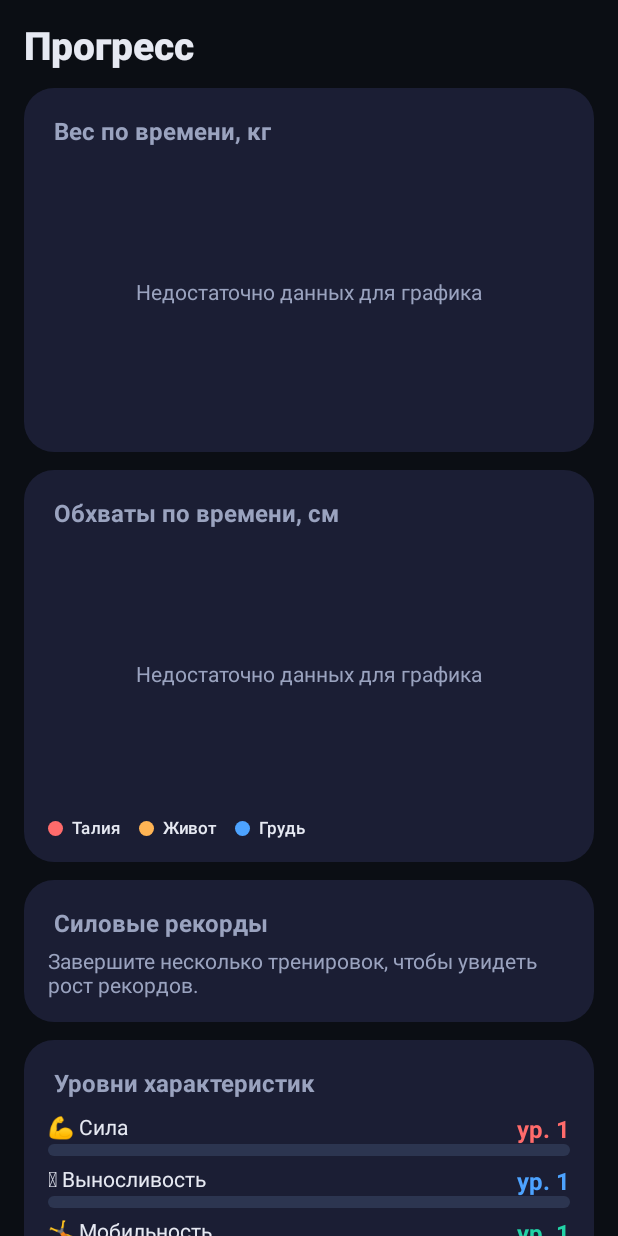
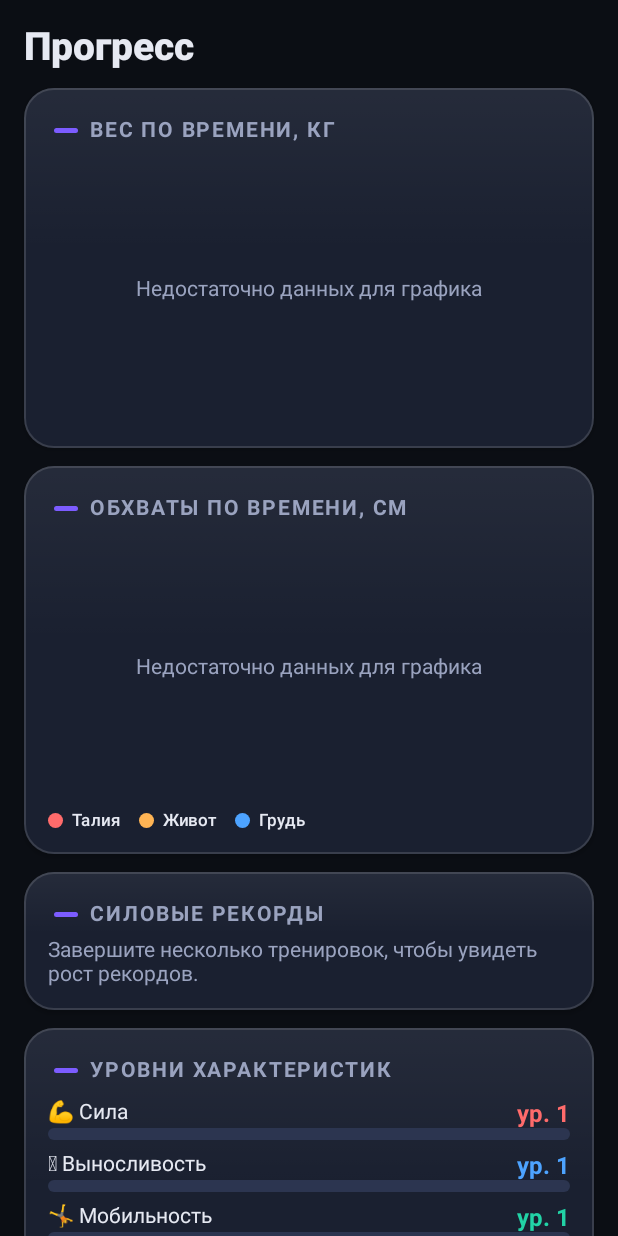
Before and after one commit to kiltler/kiltler, an Android app built with Jetpack Compose: the composable ProgressScreen shown on its own in the app's theme, on a phone screen of 412 x 824 dp. Run offline under Robolectric (Android 15) with nearby library versions, the phone set to English and light mode, and no system bars.

Commit message:
UI polish: приподнятые карточки с бликом, eyebrow-заголовки, градиентные XP-полосы и пилюли (Color.kt, Components.kt)

```diff
--- a/app/src/main/java/com/bodyquest/app/ui/components/Components.kt
+++ b/app/src/main/java/com/bodyquest/app/ui/components/Components.kt
@@ -2,13 +2,18 @@ package com.bodyquest.app.ui.components
 
 import androidx.compose.animation.core.animateFloatAsState
 import androidx.compose.animation.core.tween
+import androidx.compose.foundation.BorderStroke
 import androidx.compose.foundation.background
+import androidx.compose.foundation.layout.Arrangement
 import androidx.compose.foundation.layout.Box
 import androidx.compose.foundation.layout.Column
 import androidx.compose.foundation.layout.Row
+import androidx.compose.foundation.layout.Spacer
 import androidx.compose.foundation.layout.fillMaxWidth
 import androidx.compose.foundation.layout.height
 import androidx.compose.foundation.layout.padding
+import androidx.compose.foundation.layout.size
+import androidx.compose.foundation.layout.width
 import androidx.compose.foundation.shape.RoundedCornerShape
 import androidx.compose.material3.MaterialTheme
 import androidx.compose.material3.Surface
@@ -20,13 +25,17 @@ import androidx.compose.ui.Modifier
 import androidx.compose.ui.draw.clip
 import androidx.compose.ui.graphics.Brush
 import androidx.compose.ui.graphics.Color
+import androidx.compose.ui.graphics.lerp
 import androidx.compose.ui.text.font.FontWeight
 import androidx.compose.ui.unit.Dp
 import androidx.compose.ui.unit.dp
+import androidx.compose.ui.unit.sp
+import com.bodyquest.app.ui.theme.BqHairline
 import com.bodyquest.app.ui.theme.BqOutline
 import com.bodyquest.app.ui.theme.BqPrimary
-import com.bodyquest.app.ui.theme.BqSurface
+import com.bodyquest.app.ui.theme.BqSurfaceElevated
 
+/** Карточка-поверхность: приподнятый фон, тонкая обводка и мягкий верхний блик. */
 @Composable
 fun BqCard(
     modifier: Modifier = Modifier,
@@ -34,27 +43,50 @@ fun BqCard(
 ) {
     Surface(
         modifier = modifier,
-        color = BqSurface,
+        color = BqSurfaceElevated,
         contentColor = MaterialTheme.colorScheme.onSurface,
         shape = RoundedCornerShape(20.dp),
-        tonalElevation = 2.dp,
+        border = BorderStroke(1.dp, BqHairline),
+        tonalElevation = 3.dp,
+        shadowElevation = 2.dp,
+    ) {
+        Box(
+            Modifier.background(
+                Brush.verticalGradient(
+                    0f to Color.White.copy(alpha = 0.05f),
+                    0.45f to Color.Transparent,
+                )
+            )
         ) {
             Column(Modifier.padding(16.dp)) { content() }
         }
     }
+}
 
+/** Заголовок секции в стиле «eyebrow»: акцентный штрих + капс. */
 @Composable
-fun SectionTitle(text: String, modifier: Modifier = Modifier) {
+fun SectionTitle(text: String, modifier: Modifier = Modifier, accent: Color = BqPrimary) {
+    Row(
+        modifier = modifier.padding(start = 4.dp, top = 4.dp, bottom = 8.dp),
+        verticalAlignment = Alignment.CenterVertically,
+    ) {
+        Box(
+            Modifier
+                .size(width = 16.dp, height = 3.dp)
+                .clip(RoundedCornerShape(2.dp))
+                .background(accent),
+        )
+        Spacer(Modifier.width(8.dp))
         Text(
-        text = text,
-        style = MaterialTheme.typography.titleMedium,
+            text = text.uppercase(),
+            style = MaterialTheme.typography.labelLarge.copy(letterSpacing = 1.2.sp),
             color = MaterialTheme.colorScheme.onSurfaceVariant,
             fontWeight = FontWeight.Bold,
-        modifier = modifier.padding(start = 4.dp, bottom = 8.dp, top = 4.dp),
         )
     }
+}
 
-/** Анимированная полоса прогресса XP. */
+/** Анимированная полоса прогресса XP с градиентом и верхним бликом. */
 @Composable
 fun XpBar(
     fraction: Float,
@@ -68,6 +100,7 @@ fun XpBar(
         animationSpec = tween(700),
         label = "xpbar",
     )
+    val lighter = lerp(color, Color.White, 0.4f)
     Box(
         modifier
             .fillMaxWidth()
@@ -80,31 +113,42 @@ fun XpBar(
                 .fillMaxWidth(animated)
                 .height(height)
                 .clip(RoundedCornerShape(height))
+                .background(Brush.horizontalGradient(listOf(color, lighter))),
+        ) {
+            // мягкий блик сверху
+            Box(
+                Modifier
+                    .fillMaxWidth()
+                    .height(height / 2)
+                    .clip(RoundedCornerShape(height))
                     .background(
-                    Brush.horizontalGradient(
-                        listOf(color.copy(alpha = 0.85f), color),
+                        Brush.verticalGradient(
+                            listOf(Color.White.copy(alpha = 0.20f), Color.Transparent),
                         )
                     ),
             )
         }
     }
+}
 
+/** Пилюля показателя: акцентная подложка + рамка, значение цветом акцента. */
 @Composable
 fun StatPill(label: String, value: String, modifier: Modifier = Modifier, accent: Color = BqPrimary) {
     Surface(
         modifier = modifier,
-        color = accent.copy(alpha = 0.14f),
-        shape = RoundedCornerShape(14.dp),
+        color = accent.copy(alpha = 0.12f),
+        shape = RoundedCornerShape(16.dp),
+        border = BorderStroke(1.dp, accent.copy(alpha = 0.30f)),
     ) {
-        Column(Modifier.padding(horizontal = 14.dp, vertical = 10.dp)) {
+        Column(Modifier.padding(horizontal = 14.dp, vertical = 12.dp)) {
             Text(
                 value,
                 style = MaterialTheme.typography.titleLarge,
-                color = MaterialTheme.colorScheme.onSurface,
+                color = accent,
                 fontWeight = FontWeight.Black,
             )
             Text(
-                label,
+                label.uppercase(),
                 style = MaterialTheme.typography.labelSmall,
                 color = MaterialTheme.colorScheme.onSurfaceVariant,
             )
@@ -116,7 +160,7 @@ fun StatPill(label: String, value: String, modifier: Modifier = Modifier, accent
 fun KeyValueRow(key: String, value: String) {
     Row(
         Modifier.fillMaxWidth().padding(vertical = 4.dp),
-        horizontalArrangement = androidx.compose.foundation.layout.Arrangement.SpaceBetween,
+        horizontalArrangement = Arrangement.SpaceBetween,
         verticalAlignment = Alignment.CenterVertically,
     ) {
         Text(key, style = MaterialTheme.typography.bodyMedium, color = MaterialTheme.colorScheme.onSurfaceVariant)
--- a/app/src/main/java/com/bodyquest/app/ui/theme/Color.kt
+++ b/app/src/main/java/com/bodyquest/app/ui/theme/Color.kt
@@ -25,3 +25,7 @@ val AttrComposition = Color(0xFFB57BFF)
 
 val BqDanger = Color(0xFFFF5C5C)
 val BqSuccess = Color(0xFF3DDC84)
+
+// ── Доп. токены для лоска (additive — существующие значения не меняются) ──
+val BqSurfaceElevated = Color(0xFF1A2030)  // приподнятая поверхность карточек
+val BqHairline = Color(0x22FFFFFF)         // тонкая «волосяная» граница
```
Lines whose indentation alone changed are shown as unchanged.
